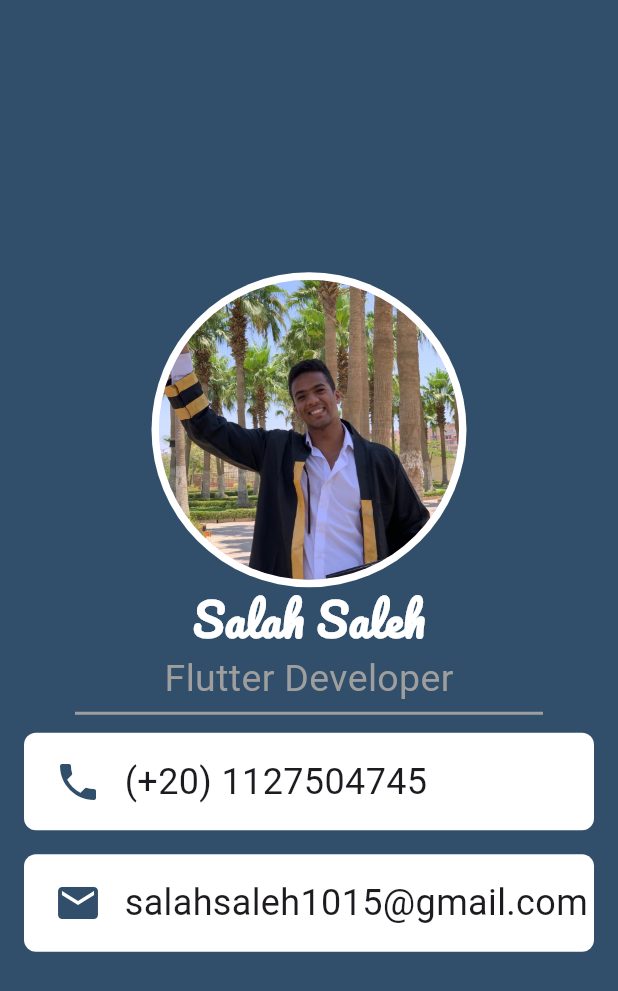
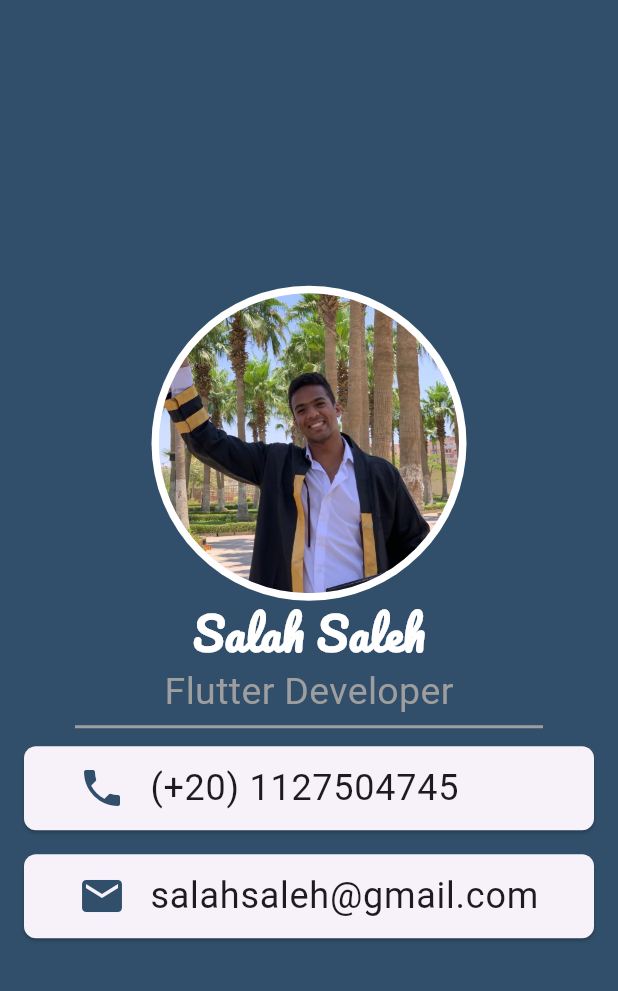
Before and after one commit to salahsaleh1015/-Complete-Flutter-Dart-Development-Course, a Flutter app: the screen it shows after launch, on a phone screen of 412 x 824 dp. Shown: the top 991 px of the screen. Run offline on Flutter 3.47's test engine with Material 3 defaults, Android fonts, the phone set to English and light mode, and no system bars.

Commit message:
Business card app (list tile)

```diff
--- a/lib/business_card_app/business_card_app.dart
+++ b/lib/business_card_app/business_card_app.dart
@@ -36,16 +36,14 @@ class BusinessCardApp extends StatelessWidget {
             endIndent: 50,
             thickness: 2,
           ),
-          Container(
+
+          Card(
             margin: const EdgeInsets.symmetric(horizontal: 16, vertical: 8),
-            decoration: BoxDecoration(
-              color: Colors.white,
+            shape: RoundedRectangleBorder(
               borderRadius: BorderRadius.circular(8),
             ),
-            height: 65,
-            child: const Row(
-              children: [
-                Padding(
+            child: const ListTile(
+              leading: Padding(
                 padding: EdgeInsets.only(left: 20),
                 child: Icon(
                   Icons.phone,
@@ -53,26 +51,19 @@ class BusinessCardApp extends StatelessWidget {
                   size: 32,
                 ),
               ),
-                Padding(
-                  padding: EdgeInsets.only(left: 15),
-                  child: Text(
+              title: Text(
                 "(+20) 1127504745",
                 style: TextStyle(fontSize: 24),
               ),
             ),
-              ],
           ),
-          ),
-          Container(
+          Card(
             margin: const EdgeInsets.symmetric(horizontal: 16, vertical: 8),
-            decoration: BoxDecoration(
-              color: Colors.white,
+            shape: RoundedRectangleBorder(
               borderRadius: BorderRadius.circular(8),
             ),
-            height: 65,
-            child: const Row(
-              children: [
-                Padding(
+            child: const ListTile(
+              leading: Padding(
                 padding: EdgeInsets.only(left: 20),
                 child: Icon(
                   Icons.mail,
@@ -80,16 +71,13 @@ class BusinessCardApp extends StatelessWidget {
                   size: 32,
                 ),
               ),
-                Padding(
-                  padding: EdgeInsets.only(left: 15),
-                  child: Text(
-                    "salahsaleh1015@gmail.com",
+              title:  Text(
+                "salahsaleh@gmail.com",
                 style: TextStyle(fontSize: 24),
               ),
             ),
-              ],
           ),
-          )
+
         ],
       ),
     );
```
Lines whose indentation alone changed are shown as unchanged.
